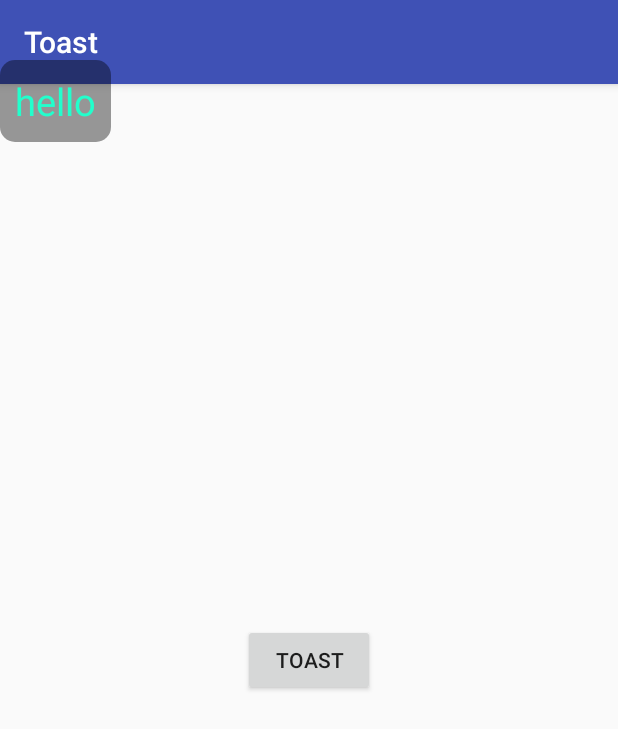
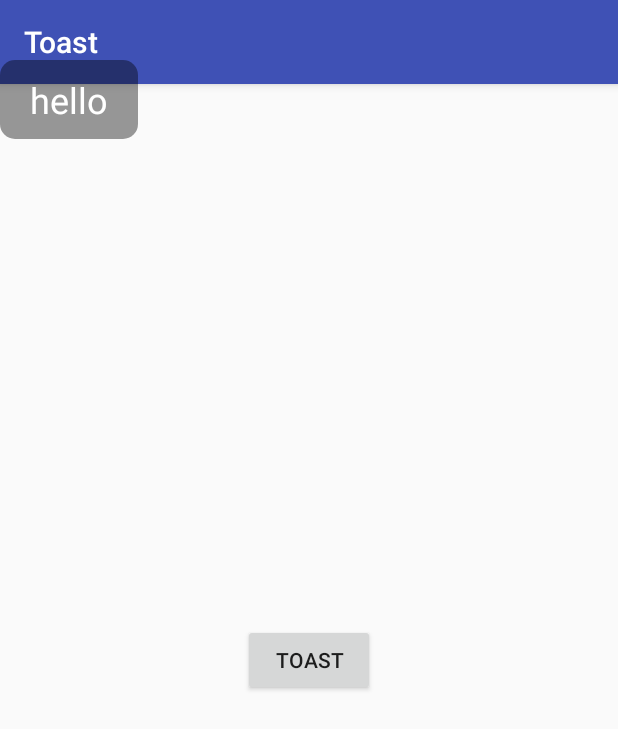
Before and after one commit to VeiZhang/ToastClient, an Android app: the screen it shows after launch (MainActivity), after a tap on "TOAST", on a phone screen of 412 x 824 dp. Shown: the top 729 px of the screen. Run offline under Robolectric (Android 15) with nearby library versions, the phone set to English and light mode, and no system bars.

Commit message:
优化Toast

```diff
--- a/ToastLibrary/build.gradle
+++ b/ToastLibrary/build.gradle
@@ -19,6 +19,9 @@ android {
         }
     }
 
+    dataBinding {
+        enabled true
+    }
 }
 
 dependencies {
--- a/ToastLibrary/src/main/java/com/excellence/toast/InfoNoticeToast.java
+++ b/ToastLibrary/src/main/java/com/excellence/toast/InfoNoticeSystemToast.java
@@ -5,56 +5,46 @@ import android.app.Application;
 import android.content.Context;
 import android.support.annotation.ColorInt;
 import android.support.annotation.DrawableRes;
-import android.support.annotation.IntDef;
 import android.view.Gravity;
-import android.widget.LinearLayout;
+import android.widget.RelativeLayout;
 import android.widget.TextView;
-import android.widget.Toast;
+
+import static android.widget.Toast.LENGTH_LONG;
 
 /**
  * <pre>
  *     author : VeiZhang
  *     blog   : http://tiimor.cn
- *     time   : 2016/12/2
- *     desc   : 始终只显示一个toast
+ *     date   : 2017/10/23
+ *     desc   : customer toast
  * </pre>
  */
 
-public final class InfoNoticeToast extends Toast
+public final class InfoNoticeSystemToast extends SystemToast
 {
 	/**
-	 * Construct an empty Toast object.  You must call {@link #setView} before you
-	 * can call {@link #show}.
+	 * Construct an empty Toast object. You must call {@link #setView} before
+	 * you can call {@link #showMsg}.
 	 *
-	 * @param context The context to use.  Usually your {@link Application}
-	 * or {@link Activity} object.
+	 * @param context
+	 *            The context to use. Usually your {@link Application} or
+	 *            {@link Activity} object.
 	 */
 
 	@SuppressWarnings("unused")
-	private static final String TAG = InfoNoticeToast.class.getSimpleName();
+	private static final String TAG = InfoNoticeSystemToast.class.getSimpleName();
 
-	private static InfoNoticeToast mInstance = null;
+	private static InfoNoticeSystemToast mInstance = null;
 
 	private Context mContext = null;
 	private TextView mContentTextView = null;
 
-	public static InfoNoticeToast getInstance(Context context)
-	{
-		if (mInstance == null)
-		{
-			mInstance = new InfoNoticeToast(context.getApplicationContext());
-		}
-		return mInstance;
-	}
-
-	private InfoNoticeToast(Context context)
+	private InfoNoticeSystemToast(Context context)
 	{
 		super(context);
 		mContext = context;
-		LinearLayout toastLayout = new LinearLayout(context);
-		toastLayout.setOrientation(LinearLayout.HORIZONTAL);
-		toastLayout.setGravity(Gravity.CENTER_VERTICAL);
-		mContentTextView = new TextView(context);
+		RelativeLayout rootLayout = new RelativeLayout(mContext);
+		mContentTextView = new TextView(mContext);
 		int textSize = mContext.getResources().getDimensionPixelOffset(R.dimen.text_size_super_little);
 		int textColor = mContext.getResources().getColor(android.R.color.white);
 		int horizontalPadding = mContext.getResources().getDimensionPixelOffset(R.dimen.padding_small);
@@ -64,43 +54,46 @@ public final class InfoNoticeToast extends Toast
 		setTextBackgroundResource(R.drawable.toast_bg);
 		mContentTextView.setPadding(horizontalPadding, verticalPadding, horizontalPadding, verticalPadding);
 		mContentTextView.setGravity(Gravity.CENTER);
-		toastLayout.addView(mContentTextView);
-		setView(toastLayout);
-		setToastDuration(Toast.LENGTH_SHORT);
-		setGravity(Gravity.CENTER_HORIZONTAL | Gravity.BOTTOM, 0, mContext.getResources().getDimensionPixelOffset(R.dimen.margin_small));
+		rootLayout.addView(mContentTextView);
+		setView(rootLayout);
+		setDuration(LENGTH_LONG);
+		setGravity(Gravity.CENTER_HORIZONTAL | Gravity.BOTTOM, 0, mContext.getResources().getDimensionPixelOffset(R.dimen.margin_large));
 	}
 
-	public InfoNoticeToast setToastDuration(@Duration int duration)
+	public static InfoNoticeSystemToast getInstance(Context context)
 	{
-		setDuration(duration);
-		return this;
+		if (mInstance == null)
+		{
+			mInstance = new InfoNoticeSystemToast(context.getApplicationContext());
+		}
+		return mInstance;
 	}
 
-	public InfoNoticeToast setText(String text)
+	public InfoNoticeSystemToast setText(String text)
 	{
 		mContentTextView.setText(text);
 		return this;
 	}
 
-	public InfoNoticeToast setTextResId(int resId)
+	public InfoNoticeSystemToast setTextResId(int resId)
 	{
 		mContentTextView.setText(resId);
 		return this;
 	}
 
-	public InfoNoticeToast setTextSize(int size)
+	public InfoNoticeSystemToast setTextSize(int size)
 	{
 		mContentTextView.setTextSize(size);
 		return this;
 	}
 
-	public InfoNoticeToast setTextColor(@ColorInt int color)
+	public InfoNoticeSystemToast setTextColor(@ColorInt int color)
 	{
 		mContentTextView.setTextColor(color);
 		return this;
 	}
 
-	public InfoNoticeToast setTextBackgroundResource(@DrawableRes int resId)
+	public InfoNoticeSystemToast setTextBackgroundResource(@DrawableRes int resId)
 	{
 		mContentTextView.setBackgroundResource(resId);
 		return this;
@@ -129,10 +122,4 @@ public final class InfoNoticeToast extends Toast
 		super.cancel();
 	}
 
-	@IntDef({ LENGTH_LONG, LENGTH_SHORT })
-	public @interface Duration
-	{
-
-	}
-
 }
--- a/app/src/main/java/com/excellence/toast/sample/HintToast.java
+++ /dev/null
@@ -1,68 +0,0 @@
-package com.excellence.toast.sample;
-
-import android.app.Activity;
-import android.app.Application;
-import android.content.Context;
-import android.databinding.DataBindingUtil;
-import android.view.Gravity;
-import android.view.LayoutInflater;
-import android.widget.Toast;
-
-import com.excellence.toast.SystemToast;
-import com.excellence.toast.sample.databinding.HintToastBinding;
-
-/**
- * <pre>
- *     author : VeiZhang
- *     blog   : http://tiimor.cn
- *     date   : 2017/10/23
- *     desc   : customer toast
- * </pre>
- */
-
-public class HintToast extends SystemToast
-{
-	/**
-	 * Construct an empty Toast object. You must call {@link #setView} before
-	 * you can call {@link #showMsg}.
-	 *
-	 * @param context
-	 *            The context to use. Usually your {@link Application} or
-	 *            {@link Activity} object.
-	 */
-	private static final String TAG = HintToast.class.getSimpleName();
-
-	private static HintToast mInstance = null;
-
-	private HintToastBinding mViewDataBinding = null;
-
-	private HintToast(Context context)
-	{
-		super(context);
-		mViewDataBinding = DataBindingUtil.inflate(LayoutInflater.from(context), R.layout.hint_toast, null, false);
-		setView(mViewDataBinding.getRoot());
-		setDuration(Toast.LENGTH_LONG);
-		setGravity(Gravity.CENTER_HORIZONTAL | Gravity.BOTTOM, 0, 60);
-	}
-
-	public static HintToast getInstance(Context context)
-	{
-		if (mInstance == null)
-		{
-			mInstance = new HintToast(context.getApplicationContext());
-		}
-		return mInstance;
-	}
-
-	public void showMsg(String hintText)
-	{
-		mViewDataBinding.hintText.setText(hintText);
-		show();
-	}
-
-	public void showMsg(int strId)
-	{
-		mViewDataBinding.hintText.setText(strId);
-		show();
-	}
-}
--- a/app/src/main/java/com/excellence/toast/sample/MainActivity.java
+++ b/app/src/main/java/com/excellence/toast/sample/MainActivity.java
@@ -4,19 +4,26 @@ import android.support.v7.app.AppCompatActivity;
 import android.os.Bundle;
 import android.view.View;
 
+import com.excellence.toast.InfoNoticeSystemToast;
+import com.excellence.toast.InfoNoticeToast;
 import com.excellence.toast.SystemToast;
 
-public class MainActivity extends AppCompatActivity {
+public class MainActivity extends AppCompatActivity
+{
 
 	@Override
-    protected void onCreate(Bundle savedInstanceState) {
+	protected void onCreate(Bundle savedInstanceState)
+	{
 		super.onCreate(savedInstanceState);
 		setContentView(R.layout.activity_main);
 
-        findViewById(R.id.text).setOnClickListener(new View.OnClickListener() {
+		findViewById(R.id.text).setOnClickListener(new View.OnClickListener()
+		{
 			@Override
-            public void onClick(View v) {
-                HintToast.getInstance(MainActivity.this).showMsg("hello");
+			public void onClick(View v)
+			{
+				// InfoNoticeToast.getInstance(MainActivity.this).showMsg("hello");
+				InfoNoticeSystemToast.getInstance(MainActivity.this).showMsg("hello");
 				// SystemToast.makeText(MainActivity.this, "Toast", SystemToast.TOAST_SHORT).show();
 			}
 		});
--- a/app/src/main/res/layout/hint_toast.xml
+++ /dev/null
@@ -1,31 +0,0 @@
-<?xml version="1.0" encoding="utf-8"?>
-<layout>
-
-    <data>
-
-    </data>
-
-    <RelativeLayout
-        xmlns:android="http://schemas.android.com/apk/res/android"
-        android:layout_width="wrap_content"
-        android:layout_height="wrap_content"
-        android:background="@drawable/toast_bg"
-        android:gravity="center">
-
-        <TextView
-            android:id="@+id/hint_text"
-            android:layout_width="wrap_content"
-            android:layout_height="wrap_content"
-            android:fontFamily="sans-serif-thin"
-            android:gravity="center"
-            android:maxLines="2"
-            android:paddingBottom="10dp"
-            android:paddingLeft="10dp"
-            android:paddingRight="10dp"
-            android:paddingTop="10dp"
-            android:textColor="#2fc"
-            android:textSize="25sp"
-            android:textStyle="bold"/>
-
-    </RelativeLayout>
-</layout>
```
Lines whose indentation alone changed are shown as unchanged.
